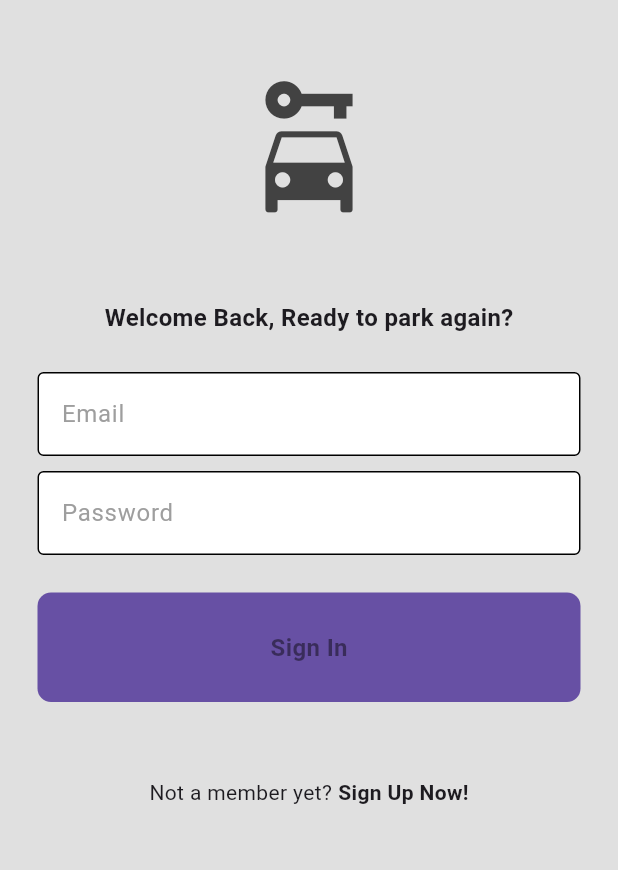
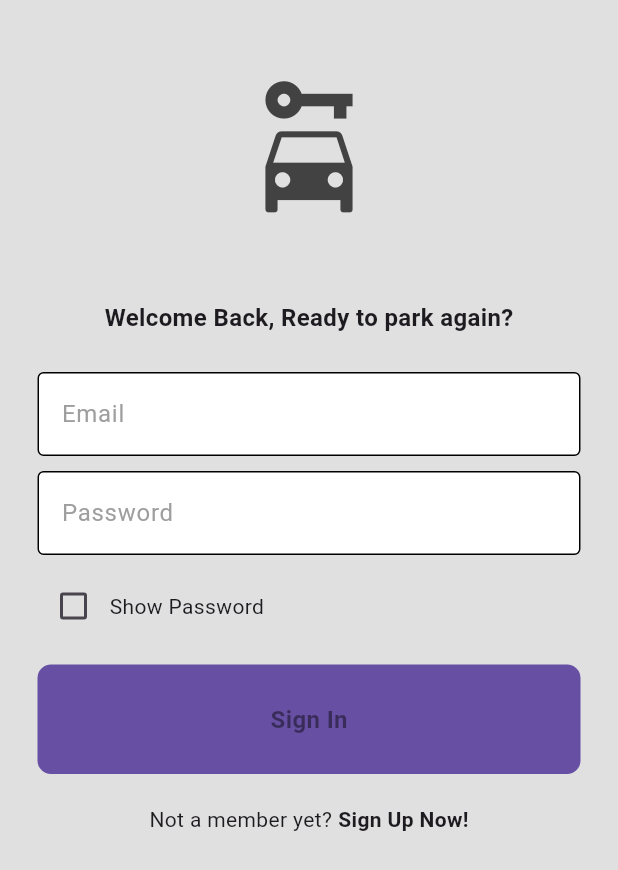
Before and after one commit to Fenyx-bot/Parki-Maaya, a Flutter app: the screen it shows after launch, on a phone screen of 412 x 824 dp. Shown: the top 870 px of the screen. Run offline on Flutter 3.47's test engine with Material 3 defaults, Android fonts, the phone set to English and light mode, and no system bars; our stand-ins replace bot_toast, firebase_auth, firebase_core; missing offline and left inert: flutter_facebook_auth; accounts and stored records are empty.

Commit message:
Added a Show Password checkbox

```diff
--- a/lib/pages/login_page.dart
+++ b/lib/pages/login_page.dart
@@ -1,8 +1,6 @@
-import "package:flutter/widgets.dart";
+import "package:flutter/material.dart";
 import "package:parki/components/custom_button.dart";
 import "package:parki/components/custom_textfield.dart";
-import "package:flutter/material.dart";
-import "package:parki/constants/constants.dart";
 import "package:parki/functions/toast_snack_bar.dart";
 import "package:parki/services/auth/auth_manager.dart";
 
@@ -21,10 +19,11 @@ class _LoginPageState extends State<LoginPage> {
   final emailController = TextEditingController();
   final passwordController = TextEditingController();
 
+  bool showPassword = true;
   @override
   Widget build(BuildContext context) {
     return Scaffold(
-      backgroundColor: backgroundColor,
+      backgroundColor: Colors.grey[300],
       body: SingleChildScrollView(
         reverse: true,
         child: SafeArea(
@@ -42,7 +41,7 @@ class _LoginPageState extends State<LoginPage> {
                   Icon(
                     Icons.car_rental,
                     size: 100,
-                    color: iconColor,
+                    color: Colors.grey[800],
                   ),
 
                   const SizedBox(
@@ -52,7 +51,10 @@ class _LoginPageState extends State<LoginPage> {
                   // welcome back text
                   const Text(
                     "Welcome Back, Ready to park again?",
-                    style: TextStyle(fontSize: 16, fontWeight: FontWeight.bold),
+                    style: TextStyle(
+                      fontSize: 16,
+                      fontWeight: FontWeight.bold,
+                    ),
                   ),
 
                   const SizedBox(
@@ -74,11 +76,29 @@ class _LoginPageState extends State<LoginPage> {
                   CustomTextField(
                     controller: passwordController,
                     hintText: 'Password',
-                    obscureText: true,
+                    obscureText: showPassword,
                   ),
 
                   const SizedBox(
-                    height: 25,
+                    height: 10,
+                  ),
+
+                  Row(
+                    children: [
+                      Checkbox(
+                        value: !showPassword,
+                        onChanged: (value) {
+                          setState(() {
+                            showPassword = !showPassword;
+                          });
+                        },
+                      ),
+                      const Text("Show Password"),
+                    ],
+                  ),
+
+                  const SizedBox(
+                    height: 15,
                   ),
 
                   //sign in button
@@ -100,7 +120,7 @@ class _LoginPageState extends State<LoginPage> {
                   ),
 
                   const SizedBox(
-                    height: 50,
+                    height: 20,
                   ),
 
                   // become a member button
@@ -115,7 +135,9 @@ class _LoginPageState extends State<LoginPage> {
                         onTap: widget.onTap,
                         child: const Text(
                           'Sign Up Now!',
-                          style: TextStyle(fontWeight: FontWeight.bold),
+                          style: TextStyle(
+                            fontWeight: FontWeight.bold,
+                          ),
                         ),
                       ),
                     ],
```
